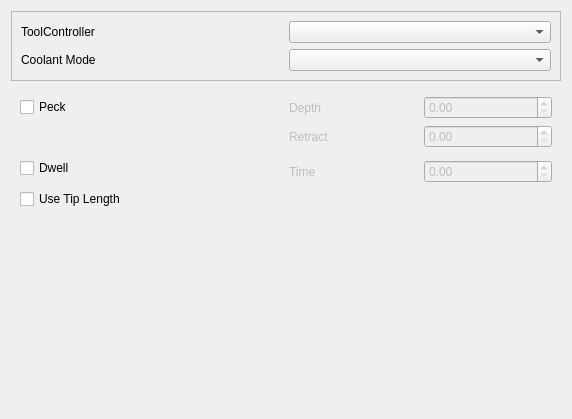
First picture: the form in src/Mod/Path/Gui/Resources/panels/PageOpDrillingEdit.ui, repository berndhahnebach/All_FreeCAD, before the edit.
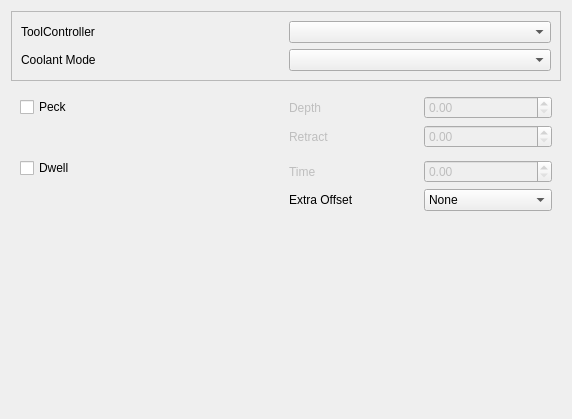
Second picture: the form after the edit. Custom widgets are drawn as their Qt base class.

Commit message: Removed 'Use Tip Length' and added 'Extra Offset' in Drilling OP

The edit to the form file:
```diff
--- a/src/Mod/Path/Gui/Resources/panels/PageOpDrillingEdit.ui
+++ b/src/Mod/Path/Gui/Resources/panels/PageOpDrillingEdit.ui
@@ -63,13 +63,6 @@
    <item row="1" column="0">
     <widget class="QWidget" name="widget" native="true">
      <layout class="QGridLayout" name="gridLayout">
-      <item row="7" column="1">
-       <widget class="QCheckBox" name="useTipLength">
-        <property name="text">
-         <string>Use Tip Length</string>
-        </property>
-       </widget>
-      </item>
       <item row="6" column="4">
        <widget class="QLabel" name="dwellTimelabel">
         <property name="enabled">
@@ -135,6 +128,32 @@
         </property>
        </widget>
       </item>
+      <item row="7" column="4">
+       <widget class="QLabel" name="Offsetlabel">
+        <property name="text">
+         <string>Extra Offset</string>
+        </property>
+       </widget>
+      </item>
+      <item row="7" column="6">
+       <widget class="QComboBox" name="ExtraOffset">
+        <item>
+         <property name="text">
+          <string>None</string>
+         </property>
+        </item>
+        <item>
+         <property name="text">
+          <string>Tip Length</string>
+         </property>
+        </item>
+        <item>
+         <property name="text">
+          <string>2x Tip Length</string>
+         </property>
+        </item>
+       </widget>
+      </item>
      </layout>
     </widget>
    </item>
```
Left out of the diff: 1 changed line with no effect on the pictures. The commit also changes 2 other files.
